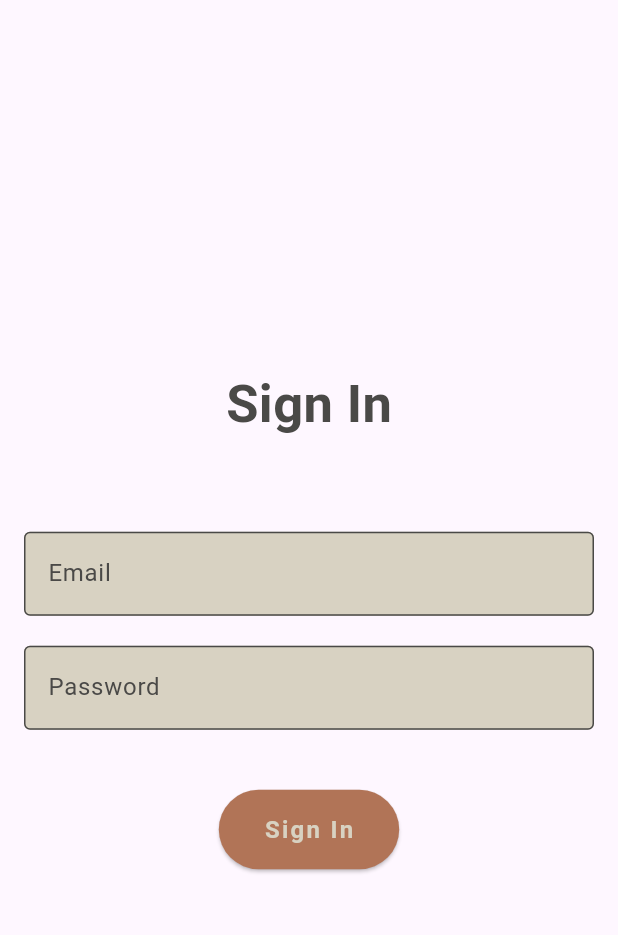
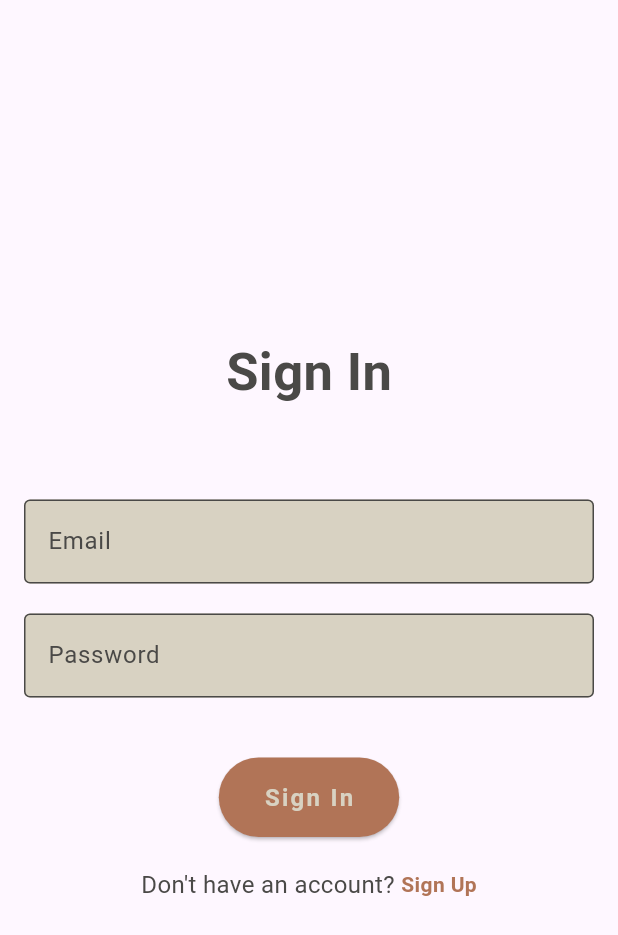
Before and after one commit to soufiyanelmansouri/todo_app, a Flutter app: the screen it shows after launch, on a phone screen of 412 x 824 dp. Shown: the top 935 px of the screen. Run offline on Flutter 3.47's test engine with Material 3 defaults, Android fonts, the phone set to English and light mode, and no system bars; our stand-ins replace firebase_auth; accounts and stored records are empty.

Commit message:
Add a bottom navigation link from login to register and vice versa.

```diff
--- a/lib/views/screens/login_screen.dart
+++ b/lib/views/screens/login_screen.dart
@@ -1,8 +1,8 @@
 import 'package:flutter/material.dart';
 import 'package:provider/provider.dart';
+import 'package:todo_app/views/screens/register_screen.dart';
 import '../../controllers/auth_controller.dart';
 import '../widgets/auth_form.dart';
-// Import your AuthForm widget
 
 class LoginScreen extends StatefulWidget {
   const LoginScreen({super.key});
@@ -36,6 +36,16 @@ class _LoginScreenState extends State<LoginScreen> {
         passwordController: passwordController,
         buttonText: 'Sign In',
         onPressed: _loginUser,
+        navText: "Don't have an account? ",
+        navLinkText: "Sign Up",
+        onNavLinkTap: () {
+          Navigator.pushReplacement(
+            context,
+            MaterialPageRoute(
+              builder: (context) => const RegisterScreen(),
+            ),
+          );
+        },
       ),
     );
   }
--- a/lib/views/widgets/auth_form.dart
+++ b/lib/views/widgets/auth_form.dart
@@ -6,12 +6,18 @@ class AuthForm extends StatelessWidget {
   final TextEditingController passwordController;
   final String buttonText;
   final VoidCallback onPressed;
+  final String navText;
+  final String navLinkText;
+  final VoidCallback? onNavLinkTap; // Optional callback for navigation
 
   const AuthForm({
     required this.emailController,
     required this.passwordController,
     required this.buttonText,
     required this.onPressed,
+    required this.navText,
+    required this.navLinkText,
+    this.onNavLinkTap,
     super.key,
   });
 
@@ -25,7 +31,7 @@ class AuthForm extends StatelessWidget {
         children: [
           Center(
             child: Text(
-              buttonText, // Update this as needed
+              buttonText,
               style: TextStyles.headerBold,
             ),
           ),
@@ -79,6 +85,27 @@ class AuthForm extends StatelessWidget {
               ),
             ),
           ),
+          const SizedBox(height: 20),
+          // Navigation Prompt
+          Row(
+            mainAxisAlignment: MainAxisAlignment.center,
+            children: [
+              Text(
+                navText,
+                style: TextStyles.bodyRegular,
+              ),
+              GestureDetector(
+                onTap: onNavLinkTap,
+                child: Text(
+                  navLinkText,
+                  style: const TextStyle(
+                    color: ColorStyles.warmTerracotta,
+                    fontWeight: FontWeight.w600,
+                  ),
+                ),
+              ),
+            ],
+          ),
         ],
       ),
     );
```
Also changed, not shown: lib/views/screens/register_screen.dart (+11 -0 lines).
